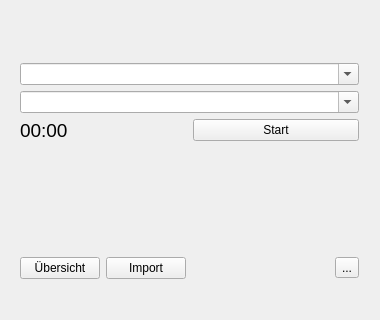
Before: the Qt Designer form mainwindow.ui in marcohartung/TimeLog, drawn with Qt 5; both pictures show x 0 to 380 and y 160 to 480 of the 380 by 480 pixel window.
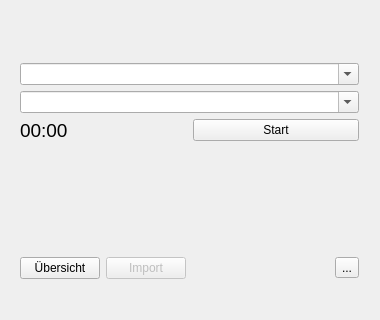
After: the same form once the commit is applied.

```diff
--- a/mainwindow.ui
+++ b/mainwindow.ui
@@ -198,6 +198,9 @@
        </item>
        <item>
         <widget class="QPushButton" name="pbImport">
+         <property name="enabled">
+          <bool>false</bool>
+         </property>
          <property name="text">
           <string>Import</string>
          </property>
```
